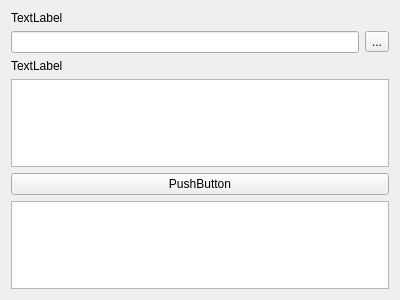
Qt form formstreameditor.ui (olegphpgithub/nnUtils) before a commit.
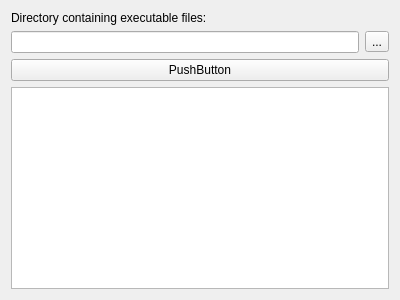
The same form after that commit.

Commit message: Generate quant;

The edit to the form file:
```diff
--- a/formstreameditor.ui
+++ b/formstreameditor.ui
@@ -19,7 +19,7 @@
      <item>
       <widget class="QLabel" name="label">
        <property name="text">
-        <string>TextLabel</string>
+        <string>Directory containing executable files:</string>
        </property>
       </widget>
      </item>
@@ -37,16 +37,6 @@
        </item>
       </layout>
      </item>
-     <item>
-      <widget class="QLabel" name="label_2">
-       <property name="text">
-        <string>TextLabel</string>
-       </property>
-      </widget>
-     </item>
-     <item>
-      <widget class="QPlainTextEdit" name="plainTextEdit"/>
-     </item>
      <item>
       <widget class="QPushButton" name="pushButton">
        <property name="text">
```
Left out of the diff: 2 changed lines with no effect on the pictures. The commit also changes 2 other files.
